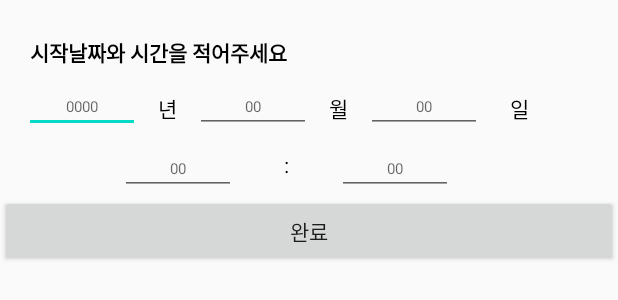
After one commit to ujjjin2/HARU_Mobile_Android, an Android app: the layout dialogtime.xml on its own in the app's theme, with its tools: preview values and no code run, on a phone screen of 412 x 824 dp. The commit adds this screen. Shown: the top 300 px of the screen. Run offline under Robolectric (Android 15) with nearby library versions, the phone set to English and light mode, and no system bars.

Commit message:
구인등록 분야 다이얼로그 입력되게 수정

```diff
--- /dev/null
+++ b/app/src/main/res/layout/dialogtime.xml
@@ -0,0 +1,180 @@
+<?xml version="1.0" encoding="utf-8"?>
+<LinearLayout xmlns:android="http://schemas.android.com/apk/res/android"
+    xmlns:app="http://schemas.android.com/apk/res-auto"
+    xmlns:tools="http://schemas.android.com/tools"
+    android:layout_width="match_parent"
+    android:layout_height="match_parent"
+    android:orientation="vertical">
+
+
+    <TextView
+        android:id="@+id/dialogtime_title"
+        android:layout_width="wrap_content"
+        android:layout_height="wrap_content"
+        android:layout_marginTop="24dp"
+        android:text="시작날짜와 시간을 적어주세요"
+        android:textStyle="bold"
+        android:paddingStart="20dp"
+        android:paddingBottom="10dp"
+        android:textColor="@color/black" />
+
+    <LinearLayout
+        android:layout_width="match_parent"
+        android:layout_height="wrap_content">
+
+
+        <androidx.constraintlayout.widget.ConstraintLayout
+            android:layout_width="match_parent"
+            android:layout_height="match_parent">
+
+
+            <EditText
+                android:id="@+id/dialogtime_year"
+                android:layout_width="77dp"
+                android:layout_height="33dp"
+                android:layout_marginStart="16dp"
+                android:ems="10"
+                android:hint="0000"
+                android:inputType="number"
+                android:textAlignment="center"
+                android:textSize="10dp"
+                app:layout_constraintBottom_toBottomOf="parent"
+                app:layout_constraintStart_toStartOf="parent"
+                app:layout_constraintTop_toTopOf="parent"
+                app:layout_constraintVertical_bias="0.0" />
+
+            <TextView
+                android:id="@+id/textView2"
+                android:layout_width="wrap_content"
+                android:layout_height="wrap_content"
+                android:layout_marginStart="12dp"
+                android:text="년"
+                android:textColor="@color/black"
+                app:layout_constraintBottom_toBottomOf="parent"
+                app:layout_constraintStart_toEndOf="@+id/dialogtime_year"
+                app:layout_constraintTop_toTopOf="parent" />
+
+            <EditText
+                android:id="@+id/dialogtime_month"
+                android:layout_width="77dp"
+                android:layout_height="33dp"
+                android:layout_marginStart="12dp"
+                android:ems="10"
+                android:hint="00"
+                android:inputType="number"
+                android:textAlignment="center"
+                android:textSize="10dp"
+                app:layout_constraintBottom_toBottomOf="parent"
+                app:layout_constraintStart_toEndOf="@+id/textView2"
+                app:layout_constraintTop_toTopOf="parent"
+                app:layout_constraintVertical_bias="0.0" />
+
+            <TextView
+                android:id="@+id/textView3"
+                android:layout_width="wrap_content"
+                android:layout_height="wrap_content"
+                android:layout_marginStart="12dp"
+                android:text="월"
+                android:textColor="@color/black"
+                app:layout_constraintBottom_toBottomOf="parent"
+                app:layout_constraintStart_toEndOf="@+id/dialogtime_month"
+                app:layout_constraintTop_toTopOf="parent" />
+
+            <EditText
+                android:id="@+id/dialogtime_day"
+                android:layout_width="77dp"
+                android:layout_height="33dp"
+                android:layout_marginStart="12dp"
+                android:ems="10"
+                android:hint="00"
+                android:inputType="number"
+                android:textAlignment="center"
+                android:textSize="10dp"
+                app:layout_constraintBottom_toBottomOf="parent"
+                app:layout_constraintStart_toEndOf="@+id/textView3"
+                app:layout_constraintTop_toTopOf="parent"
+                app:layout_constraintVertical_bias="0.0" />
+
+            <TextView
+                android:id="@+id/textView4"
+                android:layout_width="wrap_content"
+                android:layout_height="wrap_content"
+                android:layout_marginStart="12dp"
+                android:text="일"
+                android:textColor="@color/black"
+                app:layout_constraintBottom_toBottomOf="parent"
+                app:layout_constraintEnd_toEndOf="parent"
+                app:layout_constraintHorizontal_bias="0.103"
+                app:layout_constraintStart_toEndOf="@+id/dialogtime_day"
+                app:layout_constraintTop_toTopOf="parent" />
+
+        </androidx.constraintlayout.widget.ConstraintLayout>
+    </LinearLayout>
+
+    <LinearLayout
+        android:layout_width="match_parent"
+        android:layout_height="wrap_content">
+
+
+        <androidx.constraintlayout.widget.ConstraintLayout
+            android:layout_width="match_parent"
+            android:layout_height="match_parent">
+
+            <EditText
+                android:id="@+id/dialogtime_hour"
+                android:layout_width="77dp"
+                android:layout_height="33dp"
+                android:layout_marginStart="80dp"
+                android:ems="10"
+                android:hint="00"
+                android:inputType="number"
+                android:textAlignment="center"
+                android:textSize="10dp"
+                app:layout_constraintBottom_toBottomOf="parent"
+                app:layout_constraintStart_toStartOf="parent"
+                app:layout_constraintTop_toTopOf="parent"
+                app:layout_constraintVertical_bias="1.0" />
+
+            <TextView
+                android:id="@+id/textView5"
+                android:layout_width="wrap_content"
+                android:layout_height="wrap_content"
+                android:layout_marginStart="32dp"
+                android:text=":"
+                android:textColor="@color/black"
+                app:layout_constraintBottom_toBottomOf="parent"
+                app:layout_constraintStart_toEndOf="@+id/dialogtime_hour"
+                app:layout_constraintTop_toTopOf="parent" />
+
+            <EditText
+                android:id="@+id/dialogtime_minute"
+                android:layout_width="77dp"
+                android:layout_height="33dp"
+                android:layout_marginStart="32dp"
+                android:layout_marginTop="8dp"
+                android:ems="10"
+                android:hint="00"
+                android:inputType="number"
+                android:textAlignment="center"
+                android:textSize="10dp"
+                app:layout_constraintEnd_toEndOf="parent"
+                app:layout_constraintHorizontal_bias="0.0"
+                app:layout_constraintStart_toEndOf="@+id/textView5"
+                app:layout_constraintTop_toTopOf="parent" />
+
+        </androidx.constraintlayout.widget.ConstraintLayout>
+    </LinearLayout>
+
+    <LinearLayout
+        android:layout_width="match_parent"
+        android:layout_height="wrap_content">
+
+        <Button
+            android:id="@+id/button2"
+            android:layout_width="match_parent"
+            android:layout_height="wrap_content"
+            android:text="완료" />
+
+    </LinearLayout>
+
+</LinearLayout>
```
Also changed, not shown: app/src/main/java/com/object/haru/Activity/RegisterActivity.java (+86 -9 lines), app/src/main/res/layout/activity_register.xml (+4 -4 lines).
